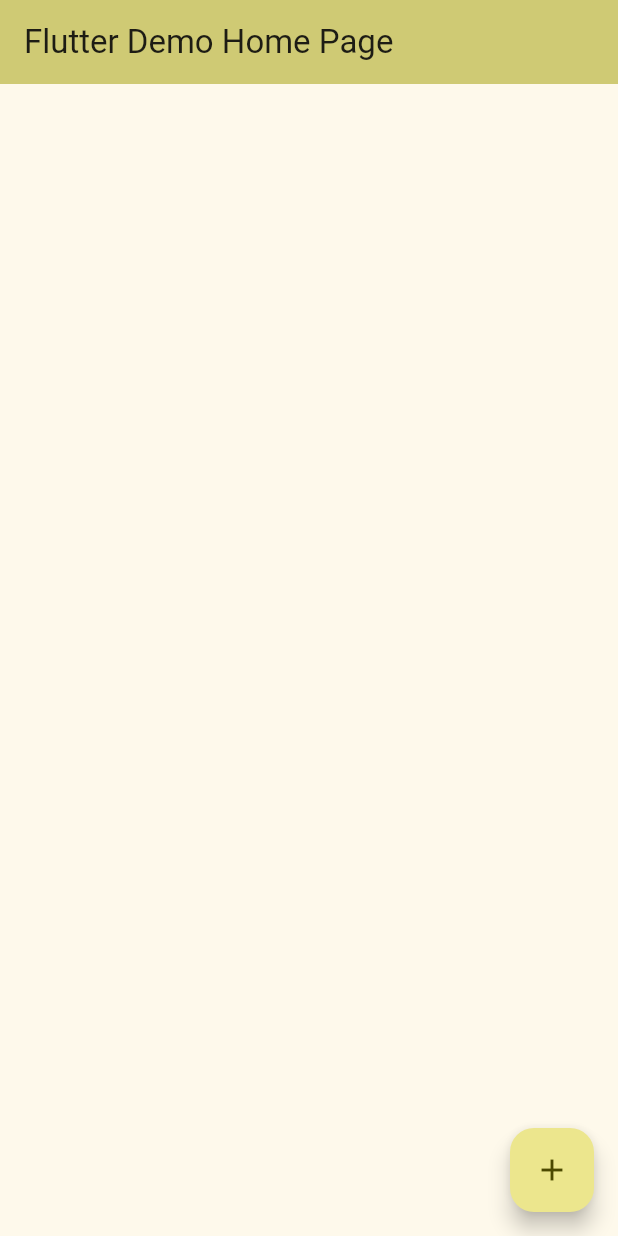
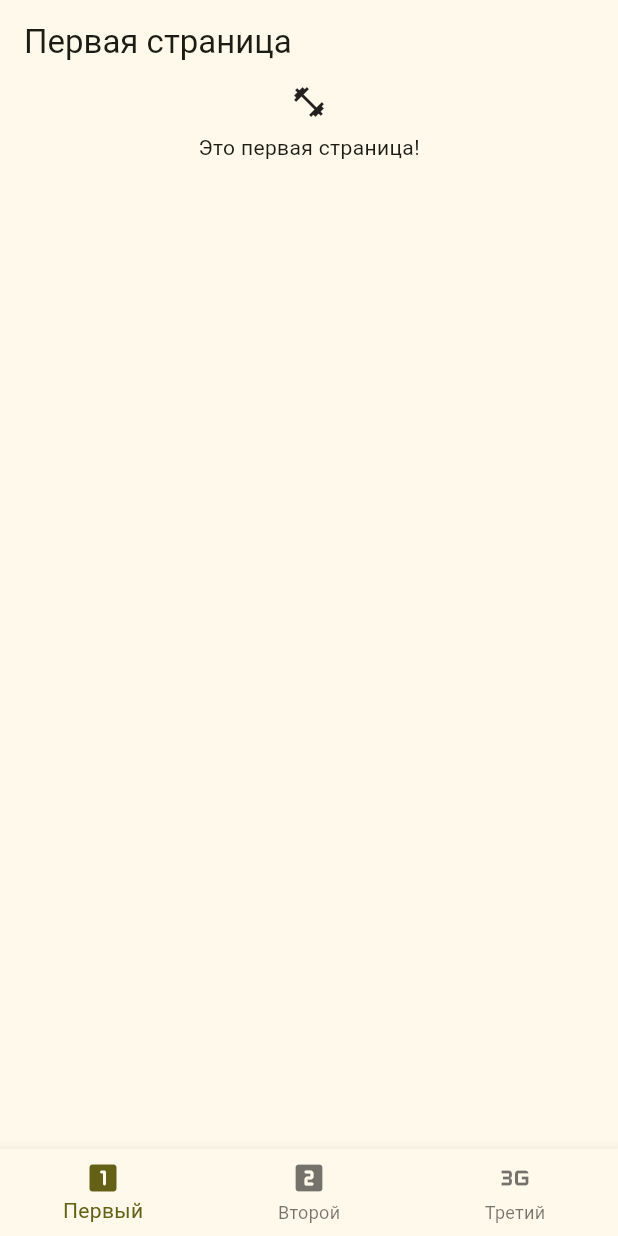
Before and after one commit to stanlapru/flutter_application_3, a Flutter app: the screen it shows after launch, on a phone screen of 412 x 824 dp. Run offline on Flutter 3.47's test engine with Material 3 defaults, Android fonts, the phone set to English and light mode, and no system bars.

Commit message:
Added three pages

```diff
--- a/lib/main.dart
+++ b/lib/main.dart
@@ -1,6 +1,7 @@
-// main.dart
 import 'package:flutter/material.dart';
-// import 'package:flutter_application_2/feed/presentation/widgets/widget.dart';
+import 'package:flutter_application_2/pages/first_page.dart';
+import 'package:flutter_application_2/pages/second_page.dart';
+import 'package:flutter_application_2/pages/third_page.dart';
 
 void main() {
   runApp(const MyApp());
@@ -12,81 +13,59 @@ class MyApp extends StatelessWidget {
   @override
   Widget build(BuildContext context) {
     return MaterialApp(
-      title: 'Flutter Demo 1234',
+      title: 'Занятие 3',
       theme: ThemeData(
         colorScheme: ColorScheme.fromSeed(
           seedColor: const Color.fromARGB(255, 183, 177, 58),
         ),
       ),
-      home: const MyHomePage(title: 'Flutter Demo Home Page'),
+      home: const MainPage(),
     );
   }
 }
 
-class MyHomePage extends StatefulWidget {
-  const MyHomePage({super.key, required this.title});
-
-  final String title;
+class MainPage extends StatefulWidget {
+  const MainPage({super.key});
 
   @override
-  State<MyHomePage> createState() => _MyHomePageState();
+  State<StatefulWidget> createState() => _MainPageState();
 }
 
-class _MyHomePageState extends State<MyHomePage> {
-  int _counter = 0;
+class _MainPageState extends State<MainPage> {
+  int _current_screen = 0;
 
-  void _incrementCounter() {
-    setState(() {
-      _counter++;
-    });
-  }
+  final List<Widget> _pages = [
+    const FirstPage(),
+    const SecondPage(),
+    const ThirdPage(),
+  ];
 
   @override
   Widget build(BuildContext context) {
     return Scaffold(
-      appBar: AppBar(
-        backgroundColor: Theme.of(context).colorScheme.inversePrimary,
-        title: Text(widget.title),
-      ),
-      body: Center(
-        child: Column(
-          mainAxisAlignment: MainAxisAlignment.center,
-          children: <Widget>[
-            // const Text('You have pushed the button this many times:'),
-            // Text(
-            //   '$_counter',
-            //   style: Theme.of(context).textTheme.headlineMedium,
-            // ),
-            // CoolText(text: 'qwerty'),
-            // CoolText(text: '12343545'),
-            // CoolText(text: '14254524'),
-            // GreatText(),
-          ],
-        ),
-      ),
-      floatingActionButton: FloatingActionButton(
-        onPressed: _incrementCounter,
-        tooltip: 'Increment',
-        child: const Icon(Icons.add),
+      body: _pages[_current_screen],
+      bottomNavigationBar: BottomNavigationBar(
+        items: [
+          BottomNavigationBarItem(
+            icon: Icon(Icons.looks_one_rounded),
+            label: "Первый",
+          ),
+          BottomNavigationBarItem(
+            icon: Icon(Icons.looks_two_rounded),
+            label: "Второй",
+          ),
+          BottomNavigationBarItem(
+            icon: Icon(Icons.three_g_mobiledata),
+            label: "Третий",
+          ),
+        ],
+        currentIndex: _current_screen,
+        onTap: (value) {
+          setState(() {
+            _current_screen = value;
+          });
+        },
       ),
     );
   }
 }
-
-class CoolText extends StatelessWidget {
-  final String text;
-
-  CoolText({required this.text});
-
-  @override
-  Widget build(BuildContext context) {
-    return Text(
-      text,
-      style: TextStyle(
-        fontSize: 48,
-        color: Colors.amber,
-        fontWeight: FontWeight.w700,
-      ),
-    );
-  }
-}
--- /dev/null
+++ b/lib/pages/first_page.dart
@@ -0,0 +1,21 @@
+import 'package:flutter/material.dart';
+
+class FirstPage extends StatelessWidget {
+  const FirstPage({super.key});
+
+  @override
+  Widget build(BuildContext context) {
+    return Scaffold(
+      appBar: AppBar(title: Text('Первая страница')),
+      body: Center(
+        child: Column(
+          children: [
+            Icon(Icons.fitness_center_outlined),
+            SizedBox(height: 8),
+            Text('Это первая страница!'),
+          ],
+        ),
+      ),
+    );
+  }
+}
--- a/pubspec.yaml
+++ b/pubspec.yaml
@@ -19,7 +19,7 @@ publish_to: 'none' # Remove this line if you wish to publish to pub.dev
 version: 1.0.0+1
 
 environment:
-  sdk: ^3.8.1
+  sdk: '>=3.7.2 <4.0.0'
 
 # Dependencies specify other packages that your package needs in order to work.
 # To automatically upgrade your package dependencies to the latest versions
```
Also changed, not shown: lib/pages/second_page.dart (added, +21 -0 lines), lib/pages/third_page.dart (added, +21 -0 lines), pubspec.lock.
